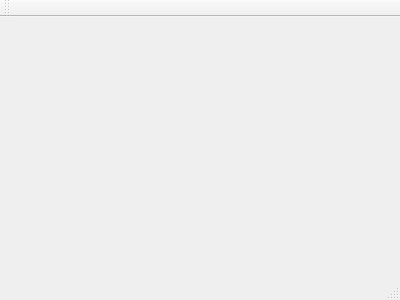
Above: generator.ui from ivonamilutinovic/matHack before the change. Below: the same form after it.
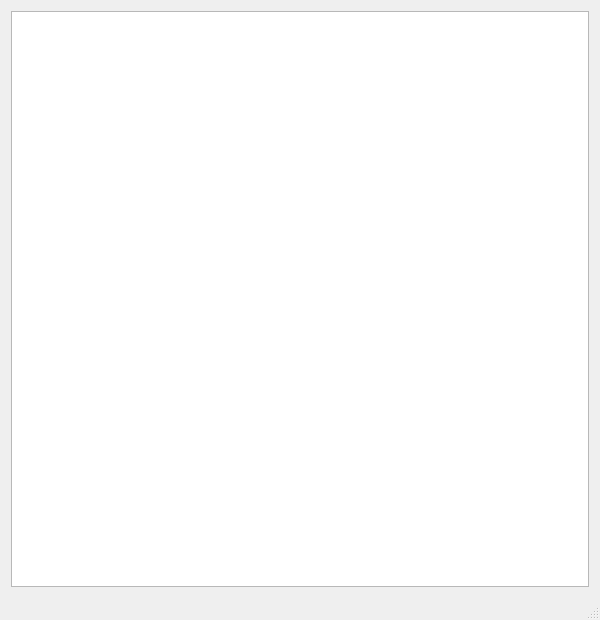
That is the form after the change. Icons and pictures are not drawn.

Diff of the .ui file:
```diff
--- a/generator.ui
+++ b/generator.ui
@@ -1,24 +1,72 @@
 <ui version="4.0">
  <class>Generator</class>
- <widget class="QMainWindow" name="Generator" >
-  <property name="geometry" >
+ <widget class="QMainWindow" name="Generator">
+  <property name="geometry">
    <rect>
     <x>0</x>
     <y>0</y>
-    <width>400</width>
-    <height>300</height>
+    <width>600</width>
+    <height>620</height>
    </rect>
   </property>
-  <property name="windowTitle" >
+  <property name="sizePolicy">
+   <sizepolicy hsizetype="Fixed" vsizetype="Fixed">
+    <horstretch>0</horstretch>
+    <verstretch>0</verstretch>
+   </sizepolicy>
+  </property>
+  <property name="minimumSize">
+   <size>
+    <width>600</width>
+    <height>620</height>
+   </size>
+  </property>
+  <property name="maximumSize">
+   <size>
+    <width>600</width>
+    <height>620</height>
+   </size>
+  </property>
+  <property name="windowTitle">
    <string>Generator</string>
   </property>
-  <widget class="QMenuBar" name="menuBar" />
-  <widget class="QToolBar" name="mainToolBar" />
-  <widget class="QWidget" name="centralWidget" />
-  <widget class="QStatusBar" name="statusBar" />
+  <property name="styleSheet">
+   <string notr="true"/>
+  </property>
+  <widget class="QWidget" name="centralWidget">
+   <layout class="QGridLayout" name="gridLayout">
+    <item row="0" column="0">
+     <widget class="QGraphicsView" name="graphicsView">
+      <property name="sizePolicy">
+       <sizepolicy hsizetype="Expanding" vsizetype="Expanding">
+        <horstretch>1</horstretch>
+        <verstretch>1</verstretch>
+       </sizepolicy>
+      </property>
+      <property name="autoFillBackground">
+       <bool>false</bool>
+      </property>
+      <property name="styleSheet">
+       <string notr="true">background: url(:/images/scene.jpg) center no-repeat;
+background-size: auto;</string>
+      </property>
+     </widget>
+    </item>
+   </layout>
+  </widget>
+  <widget class="QMenuBar" name="menuBar">
+   <property name="geometry">
+    <rect>
+     <x>0</x>
+     <y>0</y>
+     <width>600</width>
+     <height>22</height>
+    </rect>
+   </property>
+  </widget>
+  <widget class="QStatusBar" name="statusBar"/>
  </widget>
- <layoutDefault spacing="6" margin="11" />
- <pixmapfunction></pixmapfunction>
+ <layoutdefault spacing="6" margin="11"/>
  <resources/>
  <connections/>
 </ui>
```
Left out of the diff: 1 changed line with no effect on the pictures.
